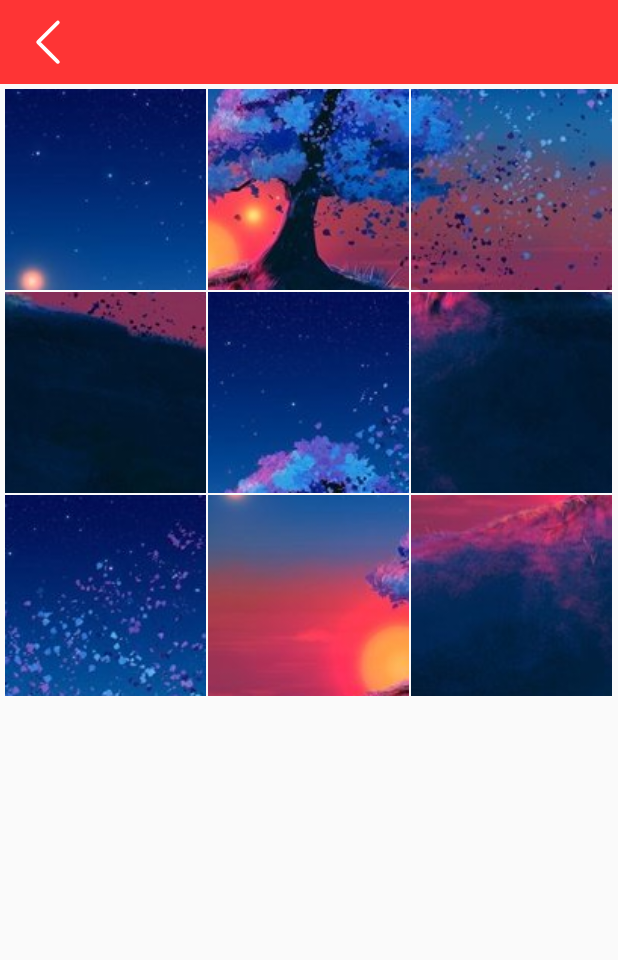
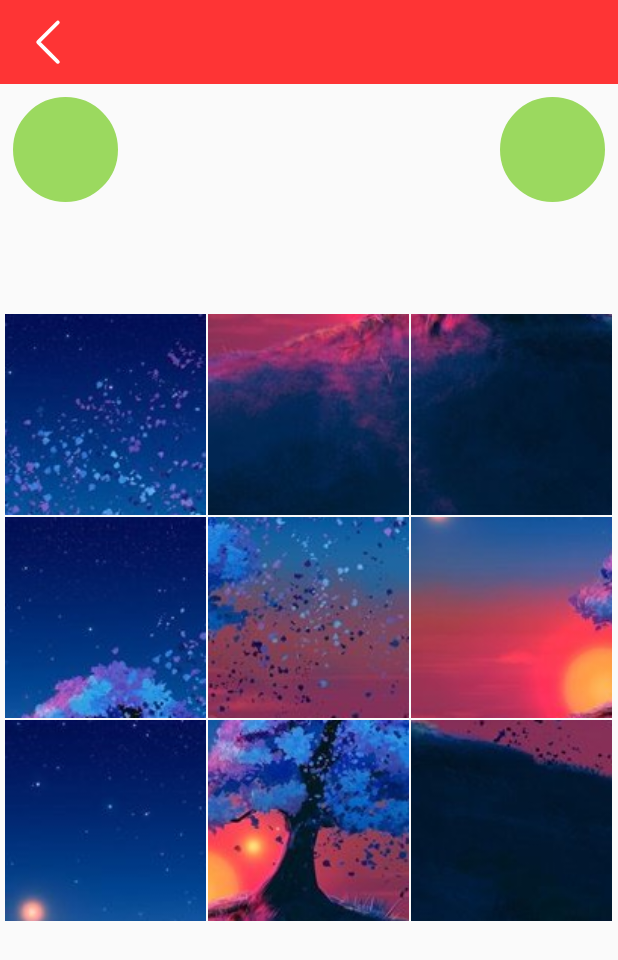
Before and after one commit to msjfighting/Android_Base, an Android app: the layout activity_play_game.xml on its own in the app's theme, with its tools: preview values and no code run, on a phone screen of 412 x 824 dp. Shown: the top 960 px of the screen. Run offline under Robolectric (Android 15) with nearby library versions, the light colour scheme and no system bars.

Commit message:
拼图小游戏

```diff
--- a/Android_Project/app/src/main/AndroidManifest.xml
+++ b/Android_Project/app/src/main/AndroidManifest.xml
@@ -21,7 +21,7 @@
         android:roundIcon="@mipmap/ic_launcher_round"
         android:supportsRtl="true"
         android:theme="@style/AppThemeCustom">
-        <activity android:name=".activity.PlayGameActivit"></activity>
+        <activity android:name=".activity.PlayGameActivity"></activity>
         <activity
             android:name=".activity.VedioActivity"
             android:configChanges="orientation|screenSize|keyboard"
--- a/Android_Project/app/src/main/java/com/msj/android_project/adapter/MyAdapter.java
+++ b/Android_Project/app/src/main/java/com/msj/android_project/adapter/MyAdapter.java
@@ -4,7 +4,6 @@ import android.content.Context;
 import android.content.Intent;
 import androidx.recyclerview.widget.RecyclerView;
 
-import android.os.Bundle;
 import android.view.LayoutInflater;
 import android.view.View;
 import android.view.ViewGroup;
@@ -23,12 +22,11 @@ import com.msj.android_project.activity.FragmentParamActivity;
 import com.msj.android_project.activity.HTDetailActivity;
 import com.msj.android_project.activity.HandlerActivity;
 import com.msj.android_project.activity.HttpTestActivity;
-import com.msj.android_project.Image2PDFActivity;
 import com.msj.android_project.activity.ImageActivity;
 import com.msj.android_project.activity.NormalFilePickActivity;
 import com.msj.android_project.activity.OmnipotentAdapterActivity;
 import com.msj.android_project.activity.PieActivity;
-import com.msj.android_project.activity.PlayGameActivit;
+import com.msj.android_project.activity.PlayGameActivity;
 import com.msj.android_project.activity.RefreshActivity;
 import com.msj.android_project.activity.LayoutActivity;
 import com.msj.android_project.activity.RetrofitActivity;
@@ -130,7 +128,7 @@ public class MyAdapter extends RecyclerView.Adapter<MyAdapter.MyViewHolder> {
                         i = new Intent(mContext, VedioActivity.class);
                         break;
                     case 21:
-                        i = new Intent(mContext, PlayGameActivit.class);
+                        i = new Intent(mContext, PlayGameActivity.class);
                         break;
 
                 }
--- /dev/null
+++ b/Android_Project/app/src/main/res/drawable/item_bg_round.xml
@@ -0,0 +1,7 @@
+<?xml version="1.0" encoding="utf-8"?>
+<shape xmlns:android="http://schemas.android.com/apk/res/android" android:shape="oval">
+
+    <stroke android:width="2px" android:color="@color/greenColor"/>
+
+    <solid android:color="@color/greenColor" />
+</shape>
--- a/Android_Project/app/src/main/res/layout/activity_play_game.xml
+++ b/Android_Project/app/src/main/res/layout/activity_play_game.xml
@@ -10,8 +10,10 @@
 
 
 
+
    <com.msj.android_project.view.GamePintuLayout
-       android:layout_below="@+id/nav"
+       android:id="@+id/id_pintu"
+
        android:layout_centerInParent="true"
        android:padding="3dp"
        android:layout_width="fill_parent"
@@ -20,5 +22,33 @@
    </com.msj.android_project.view.GamePintuLayout>
 
 
+   <RelativeLayout
+       android:padding="5dp"
+       android:layout_below="@+id/nav"
+       android:layout_margin="3dp"
+       android:layout_above="@id/id_pintu"
+       android:layout_width="wrap_content"
+       android:layout_height="wrap_content">
+      <TextView
+          android:id="@+id/id_level"
+          android:gravity="center"
+          android:padding="4dp"
+          android:textColor="@color/white"
+          android:background="@drawable/item_bg_round"
+          android:layout_width="70dp"
+          android:layout_height="70dp"/>
+
+
+      <TextView
+          android:layout_alignParentRight="true"
+          android:id="@+id/id_time"
+          android:gravity="center"
+          android:padding="4dp"
+          android:textColor="@color/white"
+          android:background="@drawable/item_bg_round"
+          android:layout_width="70dp"
+          android:layout_height="70dp"/>
+
+   </RelativeLayout>
 
 </RelativeLayout>
```
Also changed, not shown: Android_Project/app/src/main/java/com/msj/android_project/activity/PlayGameActivit.java (deleted, +0 -16 lines), Android_Project/app/src/main/java/com/msj/android_project/activity/PlayGameActivity.java (added, +83 -0 lines), Android_Project/app/src/main/java/com/msj/android_project/view/GamePintuLayout.java (+173 -2 lines).
